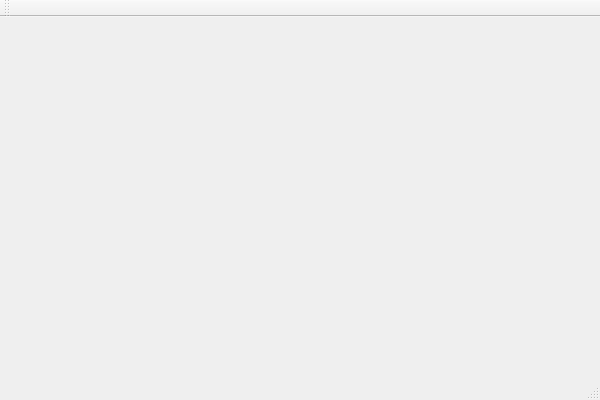
The window that mainwindow.ui (cameel/diatex) describes before a commit, drawn with Qt 5.
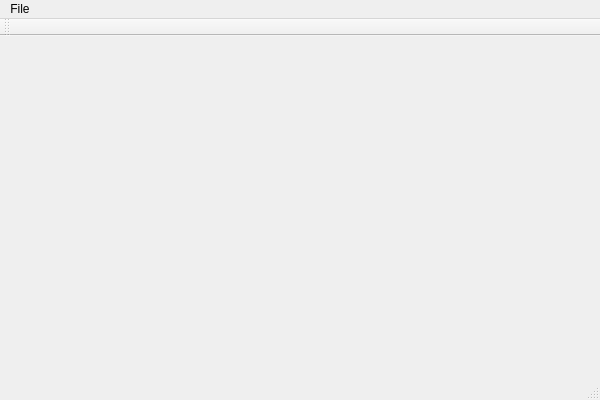
The same window after the commit.

Commit message: - CHG: Added a "File" menu with an "Exit" option that does not do anything yet.

Diff of the .ui file:
```diff
--- a/mainwindow.ui
+++ b/mainwindow.ui
@@ -12,13 +12,40 @@
   <property name="windowTitle" >
    <string>MainWindow</string>
   </property>
-  <widget class="QMenuBar" name="menuBar" />
-  <widget class="QToolBar" name="mainToolBar" />
-  <widget class="QWidget" name="centralWidget" />
-  <widget class="QStatusBar" name="statusBar" />
+  <widget class="QWidget" name="centralWidget"/>
+  <widget class="QMenuBar" name="menuBar">
+   <property name="geometry">
+    <rect>
+     <x>0</x>
+     <y>0</y>
+     <width>600</width>
+     <height>23</height>
+    </rect>
+   </property>
+   <widget class="QMenu" name="menuDiaTeX">
+    <property name="title">
+     <string>File</string>
+    </property>
+    <addaction name="actionExit"/>
+   </widget>
+   <addaction name="menuDiaTeX"/>
+  </widget>
+  <widget class="QToolBar" name="mainToolBar">
+   <attribute name="toolBarArea">
+    <enum>TopToolBarArea</enum>
+   </attribute>
+   <attribute name="toolBarBreak">
+    <bool>false</bool>
+   </attribute>
+  </widget>
+  <widget class="QStatusBar" name="statusBar"/>
+  <action name="actionExit">
+   <property name="text">
+    <string>Exit</string>
+   </property>
+  </action>
  </widget>
- <layoutDefault spacing="6" margin="11" />
- <pixmapfunction></pixmapfunction>
+ <layoutdefault spacing="6" margin="11"/>
  <resources/>
  <connections/>
 </ui>
```
Left out of the diff: 7 changed lines with no effect on the pictures.
